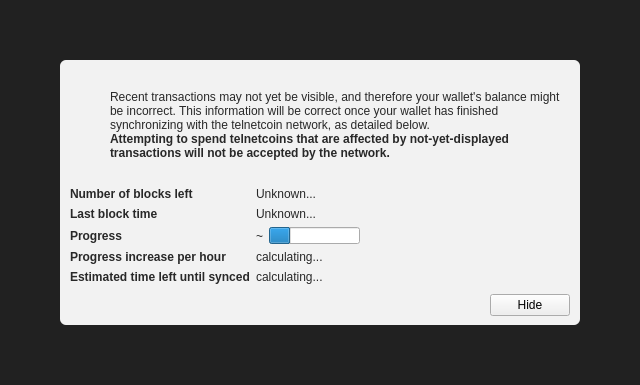
First picture: the form in src/qt/forms/modaloverlay.ui, repository minblock/telnetcoin, before the edit.
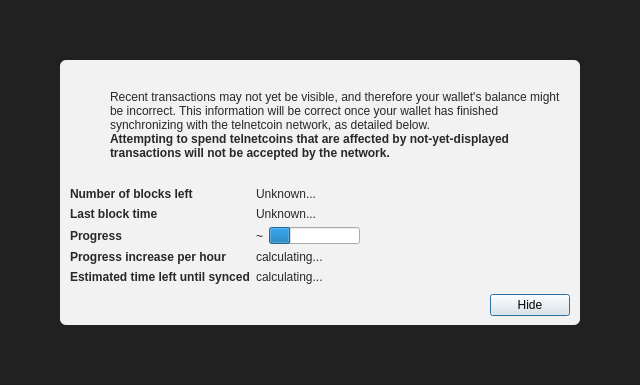
Second picture: the form after the edit. Icons and pictures are not drawn. Custom widgets are drawn as their Qt base class.

Patch:
```diff
--- a/src/qt/forms/modaloverlay.ui
+++ b/src/qt/forms/modaloverlay.ui
@@ -351,6 +351,12 @@
              <property name="text">
               <string>Hide</string>
              </property>
+             <property name="focusPolicy">
+              <enum>Qt::StrongFocus</enum>
+             </property>
+             <property name="default">
+              <bool>true</bool>
+             </property>
             </widget>
            </item>
           </layout>
```
